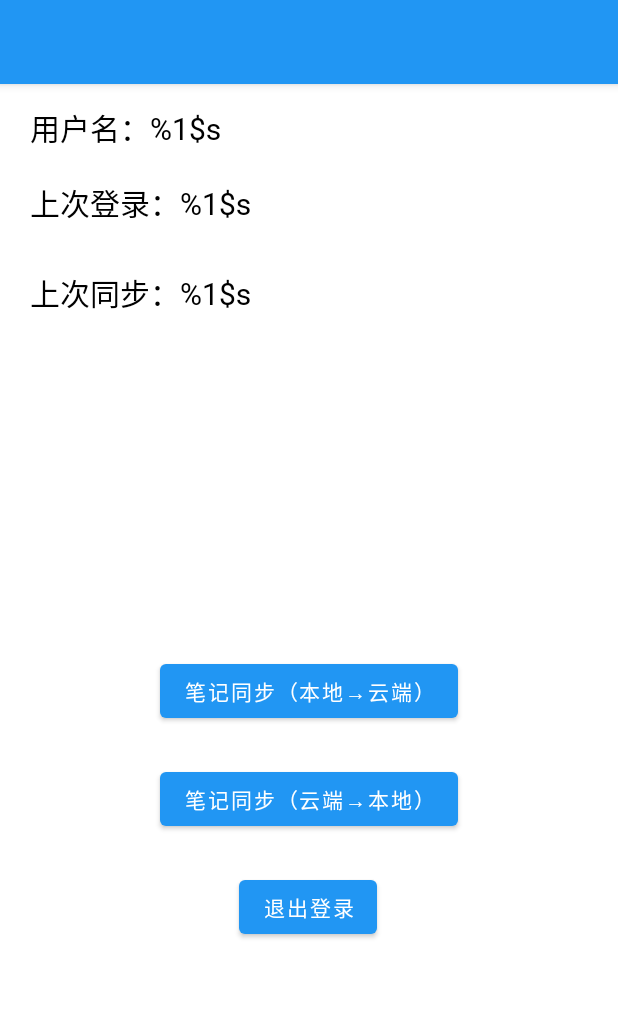
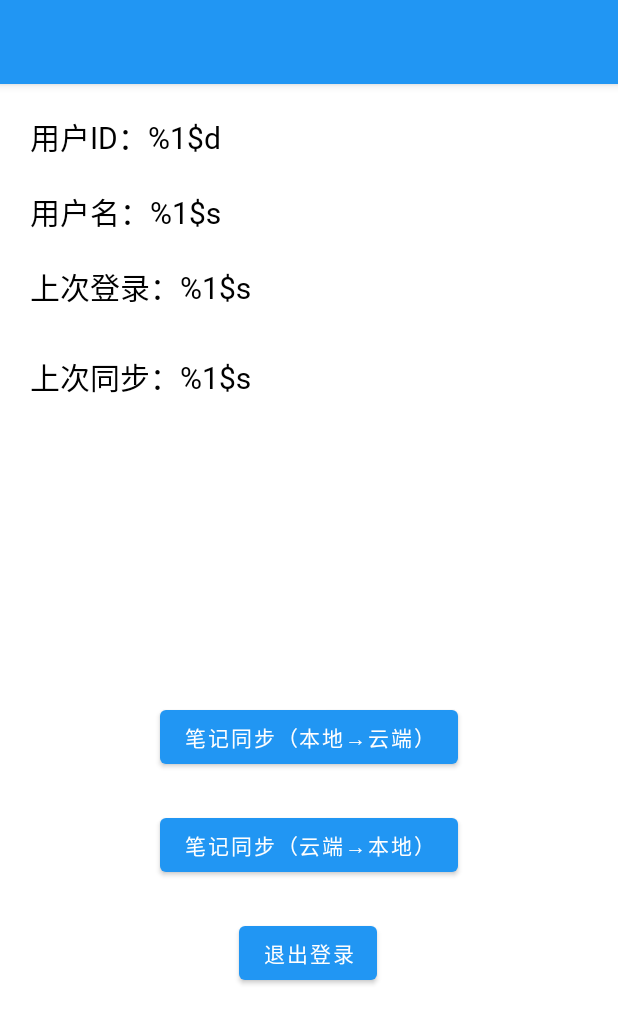
Before and after one commit to 0Kirby/ProgressNote, an Android app: the layout activity_user.xml on its own in the app's theme, with its tools: preview values and no code run, on a phone screen of 412 x 824 dp. Shown: the top 1024 px of the screen. Run offline under Robolectric (Android 15) with nearby library versions, the phone set to English and light mode, and no system bars.

Commit message:
fix display bugs

```diff
--- a/app/build.gradle
+++ b/app/build.gradle
@@ -7,7 +7,7 @@
         minSdkVersion 21
         targetSdkVersion 29
         versionCode 1
-        versionName "2.1.0"
+        versionName "2.1.1"
         testInstrumentationRunner "androidx.test.runner.AndroidJUnitRunner"
     }
     buildTypes {
--- a/app/src/main/java/com/xqjtqy/progressnote/BaseActivity.java
+++ b/app/src/main/java/com/xqjtqy/progressnote/BaseActivity.java
@@ -1,6 +1,7 @@
 package com.xqjtqy.progressnote;
 
 import android.os.Bundle;
+import android.view.View;
 
 import androidx.appcompat.app.AppCompatActivity;
 
@@ -11,6 +12,9 @@
     @Override
     protected void onCreate(Bundle savedInstanceState) {
         super.onCreate(savedInstanceState);
+        if (ThemeUtil.getThemeId(this) == ThemeUtil.WHITE_THEME) {
+            getWindow().getDecorView().setSystemUiVisibility(View.SYSTEM_UI_FLAG_LIGHT_STATUS_BAR);
+        }
         ThemeUtil.setClassTheme(this);
     }
 }
--- a/app/src/main/java/com/xqjtqy/progressnote/EditingActivity.java
+++ b/app/src/main/java/com/xqjtqy/progressnote/EditingActivity.java
@@ -51,6 +51,7 @@
         setContentView(R.layout.activity_editing);
         Toolbar toolbar = findViewById(R.id.toolbar);
         setSupportActionBar(toolbar);
+        Objects.requireNonNull(getSupportActionBar()).setDisplayHomeAsUpEnabled(true);
 
         //获取点击的数据id并将id转换为字符串数组
         Intent intent = getIntent();
--- a/app/src/main/res/drawable/ic_account_circle_white_24dp.xml
+++ b/app/src/main/res/drawable/ic_account_circle_white_24dp.xml
@@ -5,6 +5,6 @@
     android:viewportWidth="24.0"
     android:viewportHeight="24.0">
     <path
-        android:fillColor="#FF000000"
+        android:fillColor="?attr/toolbar_icon_color"
         android:pathData="M12,2C6.48,2 2,6.48 2,12s4.48,10 10,10 10,-4.48 10,-10S17.52,2 12,2zM12,5c1.66,0 3,1.34 3,3s-1.34,3 -3,3 -3,-1.34 -3,-3 1.34,-3 3,-3zM12,19.2c-2.5,0 -4.71,-1.28 -6,-3.22 0.03,-1.99 4,-3.08 6,-3.08 1.99,0 5.97,1.09 6,3.08 -1.29,1.94 -3.5,3.22 -6,3.22z" />
 </vector>
--- a/app/src/main/res/drawable/ic_info_outline_white_24dp.xml
+++ b/app/src/main/res/drawable/ic_info_outline_white_24dp.xml
@@ -1,10 +1,10 @@
 <vector xmlns:android="http://schemas.android.com/apk/res/android"
     android:width="24dp"
     android:height="24dp"
-    android:tint="#FFFFFF"
+    android:tint="?attr/toolbar_icon_color"
     android:viewportWidth="24.0"
     android:viewportHeight="24.0">
     <path
-        android:fillColor="#FF000000"
+        android:fillColor="?attr/toolbar_icon_color"
         android:pathData="M11,17h2v-6h-2v6zM12,2C6.48,2 2,6.48 2,12s4.48,10 10,10 10,-4.48 10,-10S17.52,2 12,2zM12,20c-4.41,0 -8,-3.59 -8,-8s3.59,-8 8,-8 8,3.59 8,8 -3.59,8 -8,8zM11,9h2L13,7h-2v2z" />
 </vector>
--- a/app/src/main/res/drawable/ic_note_add_white_24dp.xml
+++ b/app/src/main/res/drawable/ic_note_add_white_24dp.xml
@@ -5,6 +5,6 @@
     android:viewportWidth="24.0"
     android:viewportHeight="24.0">
     <path
-        android:fillColor="#FF000000"
+        android:fillColor="?attr/toolbar_icon_color"
         android:pathData="M14,2L6,2c-1.1,0 -1.99,0.9 -1.99,2L4,20c0,1.1 0.89,2 1.99,2L18,22c1.1,0 2,-0.9 2,-2L20,8l-6,-6zM16,16h-3v3h-2v-3L8,16v-2h3v-3h2v3h3v2zM13,9L13,3.5L18.5,9L13,9z" />
 </vector>
--- a/app/src/main/res/drawable/ic_palette_white_24dp.xml
+++ b/app/src/main/res/drawable/ic_palette_white_24dp.xml
@@ -1,10 +1,10 @@
 <vector xmlns:android="http://schemas.android.com/apk/res/android"
     android:width="24dp"
     android:height="24dp"
-    android:tint="#FFFFFF"
+    android:tint="?attr/toolbar_icon_color"
     android:viewportWidth="24.0"
     android:viewportHeight="24.0">
     <path
-        android:fillColor="#FF000000"
+        android:fillColor="?attr/toolbar_icon_color"
         android:pathData="M12,3c-4.97,0 -9,4.03 -9,9s4.03,9 9,9c0.83,0 1.5,-0.67 1.5,-1.5 0,-0.39 -0.15,-0.74 -0.39,-1.01 -0.23,-0.26 -0.38,-0.61 -0.38,-0.99 0,-0.83 0.67,-1.5 1.5,-1.5L16,16c2.76,0 5,-2.24 5,-5 0,-4.42 -4.03,-8 -9,-8zM6.5,12c-0.83,0 -1.5,-0.67 -1.5,-1.5S5.67,9 6.5,9 8,9.67 8,10.5 7.33,12 6.5,12zM9.5,8C8.67,8 8,7.33 8,6.5S8.67,5 9.5,5s1.5,0.67 1.5,1.5S10.33,8 9.5,8zM14.5,8c-0.83,0 -1.5,-0.67 -1.5,-1.5S13.67,5 14.5,5s1.5,0.67 1.5,1.5S15.33,8 14.5,8zM17.5,12c-0.83,0 -1.5,-0.67 -1.5,-1.5S16.67,9 17.5,9s1.5,0.67 1.5,1.5 -0.67,1.5 -1.5,1.5z" />
 </vector>
--- a/app/src/main/res/layout/activity_login.xml
+++ b/app/src/main/res/layout/activity_login.xml
@@ -75,6 +75,7 @@
         android:layout_marginEnd="48dp"
         android:layout_marginBottom="64dp"
         android:enabled="false"
+        android:textColor="?attr/toolbar_icon_color"
         android:text="@string/action_sign_in"
         app:layout_constraintBottom_toBottomOf="parent"
         app:layout_constraintEnd_toEndOf="parent"
@@ -103,6 +104,8 @@
         android:layout_marginTop="16dp"
         android:layout_marginEnd="48dp"
         android:layout_marginBottom="64dp"
+
+        android:textColor="?attr/toolbar_icon_color"
         android:text="@string/action_register"
         android:enabled="false"
         app:layout_constraintBottom_toBottomOf="parent"
--- a/app/src/main/res/layout/activity_user.xml
+++ b/app/src/main/res/layout/activity_user.xml
@@ -15,6 +15,7 @@
         <include layout="@layout/layout_toolbar" />
 
     </com.google.android.material.appbar.AppBarLayout>
+
     <TextView
         android:id="@+id/login_userId"
         android:layout_width="wrap_content"
@@ -24,9 +25,9 @@
         android:textColor="#000000"
         android:textSize="20sp"
         app:layout_constraintEnd_toEndOf="@+id/login_username"
-        app:layout_constraintHorizontal_bias="0.1"
+        app:layout_constraintHorizontal_bias="0.0"
         app:layout_constraintStart_toStartOf="@+id/login_username"
-        app:layout_constraintTop_toTopOf="parent" />
+        app:layout_constraintTop_toBottomOf="@+id/mainAppBarLayout1" />
 
     <TextView
         android:id="@+id/login_username"
@@ -70,7 +71,7 @@
         android:layout_gravity="start"
 
         android:layout_marginBottom="64dp"
-
+        android:textColor="?attr/toolbar_icon_color"
         android:text="@string/sync_CS"
         app:layout_constraintBottom_toBottomOf="parent"
         app:layout_constraintEnd_toEndOf="parent"
@@ -84,7 +85,9 @@
         android:layout_height="wrap_content"
         android:layout_gravity="start"
         android:layout_marginTop="24dp"
+        android:textColor="?attr/toolbar_icon_color"
         android:text="@string/sync_SC"
+
         app:layout_constraintEnd_toEndOf="@+id/sync_CS"
         app:layout_constraintHorizontal_bias="0.0"
         app:layout_constraintStart_toStartOf="@+id/sync_CS"
@@ -96,6 +99,7 @@
         android:layout_height="wrap_content"
         android:layout_gravity="start"
         android:layout_marginTop="24dp"
+        android:textColor="?attr/toolbar_icon_color"
         android:text="@string/exit_login"
         app:layout_constraintEnd_toEndOf="parent"
         app:layout_constraintHorizontal_bias="0.498"
--- a/theme/src/main/java/cn/endureblaze/theme/ThemeUtil.java
+++ b/theme/src/main/java/cn/endureblaze/theme/ThemeUtil.java
@@ -38,7 +38,7 @@
         SharedPreferences theme_id = activity.getSharedPreferences(ThemeUtil.FILE_NAME, 0);
         final int itemSelected = theme_id.getInt("themeId", 0);
         AlertDialog.Builder theme = new AlertDialog.Builder(activity);
-        theme.setTitle("theme");
+        theme.setTitle("主题");
         Integer[] res = new Integer[]{
                 R.drawable.theme_blue,
                 R.drawable.theme_red,
--- a/theme/src/main/res/drawable/ic_done.xml
+++ b/theme/src/main/res/drawable/ic_done.xml
@@ -1,5 +1,6 @@
 <vector xmlns:android="http://schemas.android.com/apk/res/android"
     xmlns:tools="http://schemas.android.com/tools"
+    android:tint="?attr/toolbar_icon_color"
     android:width="1024dp"
     android:height="1024dp"
     android:viewportWidth="1024"
--- a/theme/src/main/res/drawable/theme_white.xml
+++ b/theme/src/main/res/drawable/theme_white.xml
@@ -1,5 +1,8 @@
 <?xml version="1.0" encoding="utf-8"?>
 <shape xmlns:android="http://schemas.android.com/apk/res/android"
     android:shape="oval">
+    <stroke
+        android:width="1dp"
+        android:color="#000000" />
     <solid android:color="@color/whiteColorPrimary" />
 </shape>
```
